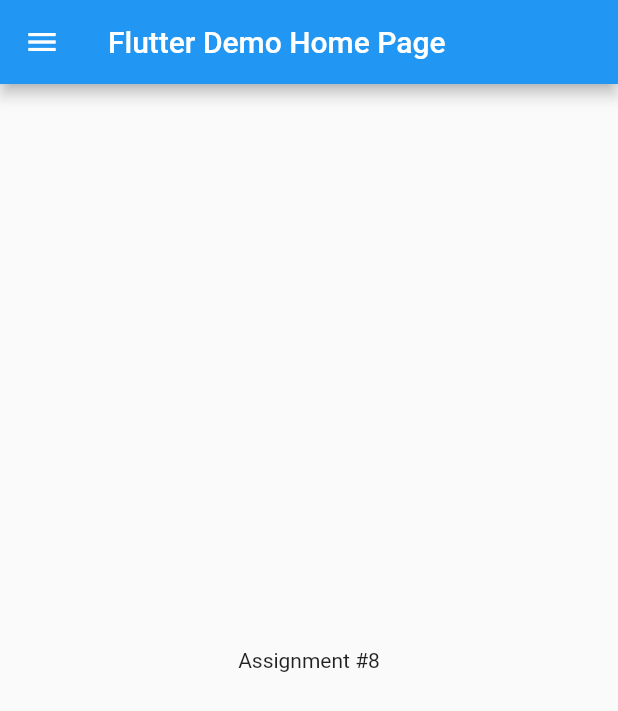
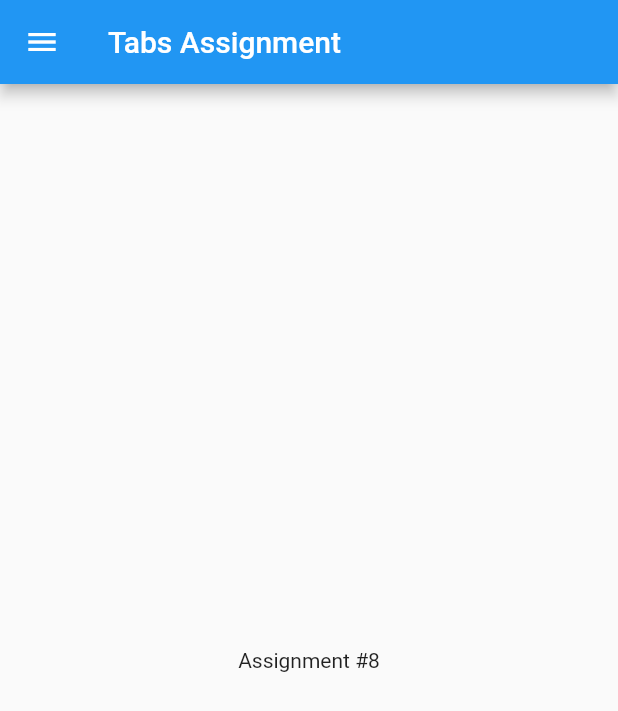
Before and after one commit to msaaddev/flutter-drawer-tabs, a Flutter app: the screen it shows after launch, on a phone screen of 412 x 824 dp. Shown: the top 711 px of the screen. Run offline on Flutter 3.47's test engine with Material 2 defaults, Android fonts, the phone set to English and light mode, and no system bars.

Commit message:
👌 IMPROVE: removed keys

```diff
--- a/lib/main.dart
+++ b/lib/main.dart
@@ -13,16 +13,12 @@ class MyApp extends StatelessWidget {
       theme: ThemeData(
         primarySwatch: Colors.blue,
       ),
-      home: MyHomePage(title: 'Flutter Demo Home Page'),
+      home: MyHomePage(),
     );
   }
 }
 
 class MyHomePage extends StatefulWidget {
-  MyHomePage({Key key, this.title}) : super(key: key);
-
-  final String title;
-
   @override
   _MyHomePageState createState() => _MyHomePageState();
 }
@@ -32,7 +28,7 @@ class _MyHomePageState extends State<MyHomePage> {
   Widget build(BuildContext context) {
     return Scaffold(
         appBar: AppBar(
-          title: Text(widget.title),
+          title: Text('Tabs Assignment'),
         ),
         drawer: DrawerW(),
         body: Center(
--- a/lib/screens/FiveTab.dart
+++ b/lib/screens/FiveTab.dart
@@ -2,8 +2,6 @@ import 'package:assignment8/widgets/Drawer.dart';
 import 'package:flutter/material.dart';
 
 class FiveTab extends StatefulWidget {
-  FiveTab({Key key}) : super(key: key);
-
   @override
   FiveTabState createState() => FiveTabState();
 }
--- a/lib/widgets/Drawer.dart
+++ b/lib/widgets/Drawer.dart
@@ -3,8 +3,6 @@ import 'package:assignment8/screens/FiveTab.dart';
 import 'package:assignment8/screens/SixTab.dart';
 
 class DrawerW extends StatefulWidget {
-  DrawerW({Key key}) : super(key: key);
-
   @override
   _DrawerWState createState() => _DrawerWState();
 }
```
